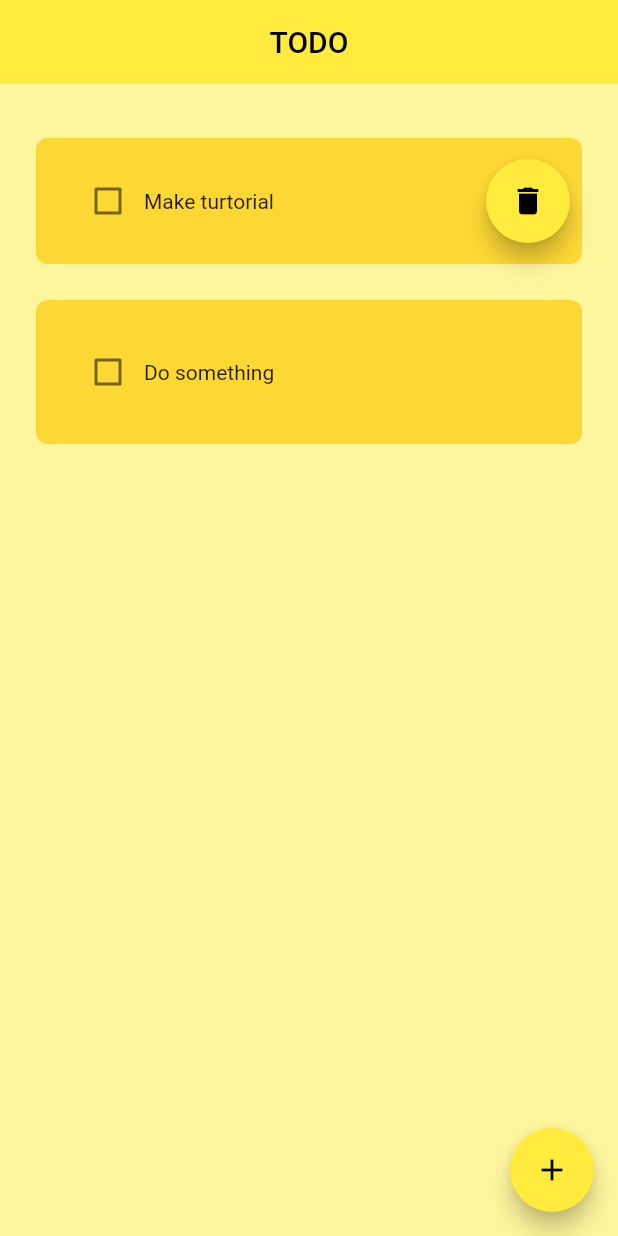
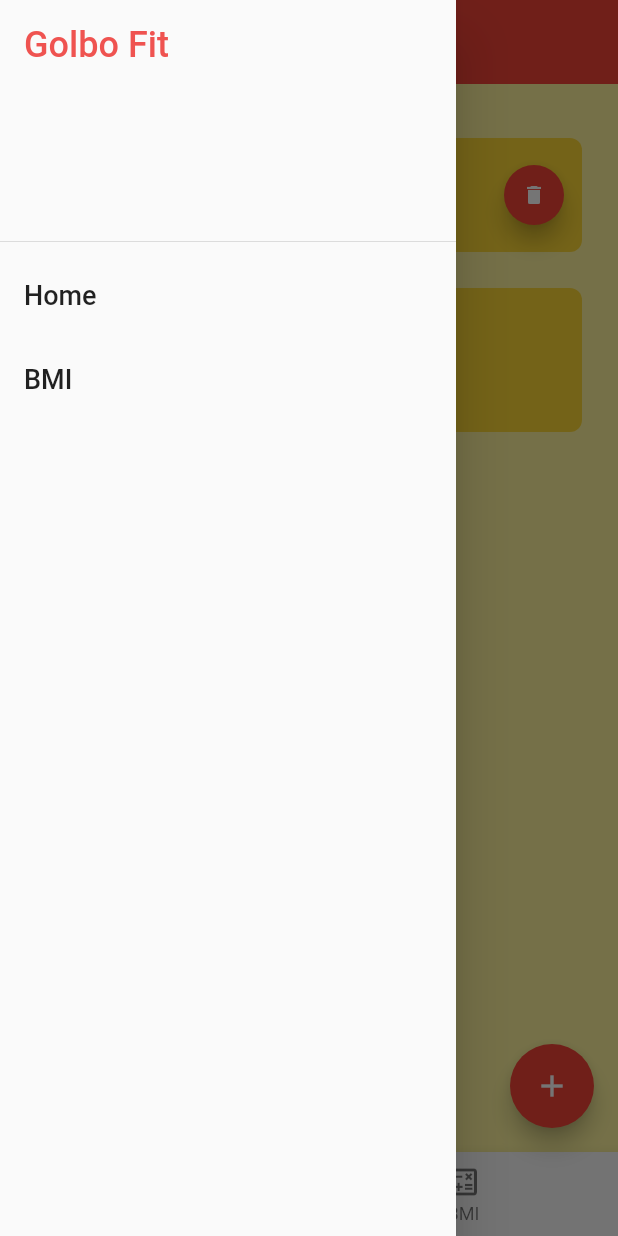
Before and after one commit to tuanly9th/flutter_todo_app, a Flutter app: the screen it shows after launch, with the side drawer open (before the commit the screen has no drawer), on a phone screen of 412 x 824 dp. Run offline on Flutter 3.47's test engine with Material 2 defaults, Android fonts, the phone set to English and light mode, and no system bars; drawn by our look-alikes of flutter_slidable; our stand-ins replace hive_flutter; accounts and stored records are empty.

Commit message:
Navigation chapter

```diff
--- a/lib/components/todo_tile_ver2.dart
+++ b/lib/components/todo_tile_ver2.dart
@@ -30,7 +30,7 @@ class ToDoTileV2 extends StatelessWidget {
                 Checkbox(
                   value: taskCompleted,
                   onChanged: onChanged,
-                  activeColor: Colors.pinkAccent,
+                  activeColor: Colors.blueAccent.shade400,
                 ),
                 // task name
                 Text(
@@ -44,10 +44,15 @@ class ToDoTileV2 extends StatelessWidget {
             ),
             const SizedBox(width: 12),
             FloatingActionButton(
+              heroTag: 'tile$taskName',
               onPressed: () => deleteTask(),
+              mini: true,
+              focusColor: Colors.orange[900],
+              // foregroundColor: Colors.orange[900],
               child: const Icon(
                 Icons.delete,
                 semanticLabel: 'Delete',
+                size: 16,
               ),
             ),
           ],
--- a/lib/home.dart
+++ b/lib/home.dart
@@ -1,6 +1,8 @@
 import 'package:flutter/material.dart';
 import 'package:flutter_first_app/data/database.dart';
 import 'package:hive_flutter/hive_flutter.dart';
+import 'navigation/menu_draw.dart';
+import 'navigation/menu_bottom.dart';
 import 'components/todo_tile.dart';
 import 'components/todo_tile_ver2.dart';
 import 'components/dialog_box.dart';
@@ -15,7 +17,6 @@ class MyHomePage extends StatefulWidget {
 }
 
 class _MyHomePageState extends State<MyHomePage> {
-
   // reference hive box
   final _todoBox = Hive.box('todoBox');
 
@@ -83,6 +84,8 @@ class _MyHomePageState extends State<MyHomePage> {
         centerTitle: true,
         elevation: 0,
       ),
+      drawer: const MenuDrawer(),
+      bottomNavigationBar: const MenuBottom(),
       floatingActionButton: FloatingActionButton(
         onPressed: createNewTask,
         child: const Icon(Icons.add),
@@ -91,13 +94,14 @@ class _MyHomePageState extends State<MyHomePage> {
           padding: const EdgeInsets.only(top: 36),
           itemCount: db.todoList.length,
           itemBuilder: (context, index) {
-
-            return index % 2 == 0 ? ToDoTileV2(
+            return index % 2 == 0
+                ? ToDoTileV2(
                     taskName: db.todoList[index][0],
                     taskCompleted: db.todoList[index][1],
                     onChanged: (val) => checkBoxChanged(val, index),
                     deleteTask: () => deleteTaskFunc(index),
-            ) : ToDoTile(
+                  )
+                : ToDoTile(
                     taskName: db.todoList[index][0],
                     taskCompleted: db.todoList[index][1],
                     onChanged: (val) => checkBoxChanged(val, index),
--- a/lib/main.dart
+++ b/lib/main.dart
@@ -1,8 +1,9 @@
 import 'package:flutter/material.dart';
+import 'package:flutter_first_app/bmi_calc.dart';
 import 'package:hive_flutter/hive_flutter.dart';
 import 'home.dart';
+
 void main() async {
-
   // init Hive
   await Hive.initFlutter();
 
@@ -22,9 +23,14 @@ class MyApp extends StatelessWidget {
     return MaterialApp(
       title: 'TODO App',
       theme: ThemeData(
-        primarySwatch: Colors.yellow,
+        primarySwatch: Colors.red,
       ),
-      home: const MyHomePage(title: 'TODO App Home Page'),
+      routes: {
+        '/': (context) => const MyHomePage(title: 'TODO App Home Page'),
+        '/calculator': (context) => const BMICalculator(),
+      },
+      initialRoute: '/',
+      // home: const MyHomePage(title: 'TODO App Home Page'),
     );
   }
 }
--- /dev/null
+++ b/lib/navigation/menu_bottom.dart
@@ -0,0 +1,30 @@
+import 'package:flutter/material.dart';
+
+class MenuBottom extends StatelessWidget {
+  const MenuBottom({super.key});
+
+  @override
+  Widget build(BuildContext context) {
+    return BottomNavigationBar(items: const [
+      BottomNavigationBarItem(
+        icon: Icon(Icons.home),
+        label: 'Home',
+      ),
+      BottomNavigationBarItem(
+        icon: Icon(Icons.calculate_outlined),
+        label: 'BMI',
+      ),
+    ],
+    onTap: (value) {
+      print(value);
+      switch (value) {
+        case 0:
+          Navigator.pushNamed(context, '/');
+          break;
+        case 1:
+          Navigator.pushNamed(context, '/calculator');
+          break;
+      }
+    },);
+  }
+}
--- /dev/null
+++ b/lib/navigation/menu_draw.dart
@@ -0,0 +1,57 @@
+import 'package:flutter/material.dart';
+import '../bmi_calc.dart';
+import '../home.dart';
+
+class MenuDrawer extends StatelessWidget {
+  const MenuDrawer({super.key});
+
+  @override
+  Widget build(BuildContext context) {
+    return Drawer(
+      child: ListView(
+        children: buildMenuItems(context),
+      ),
+    );
+  }
+
+  List<Widget> buildMenuItems(BuildContext context) {
+    List<String> menuTitles = ['Home', 'BMI'];
+    List<Widget> menuItems = [];
+    menuItems.add(DrawerHeader(
+        child: Text(
+      'Golbo Fit',
+      style: TextStyle(
+        color: Colors.red.shade400,
+        fontSize: 24,
+      ),
+    )));
+
+    menuTitles.forEach((element) {
+      Widget screen = Container();
+      menuItems.add(ListTile(
+        title: Text(
+          element,
+          style: const TextStyle(fontSize: 18),
+        ),
+        onTap: () {
+          switch (element) {
+            case 'Home':
+              screen = const MyHomePage(title: 'Home');
+              break;
+            case 'BMI':
+              screen = const BMICalculator();
+              break;
+            // default:
+            //   screen = Container(
+            //     child: const Center(child: Text('Hello Flutter')),
+            //   );
+          }
+          Navigator.of(context).pop();
+          Navigator.of(context).push(MaterialPageRoute(builder: (context) => screen));
+        },
+      ));
+    });
+
+    return menuItems;
+  }
+}
```
Also changed, not shown: lib/bmi_calc.dart (added, +19 -0 lines). Lines whose indentation alone changed are shown as unchanged.
